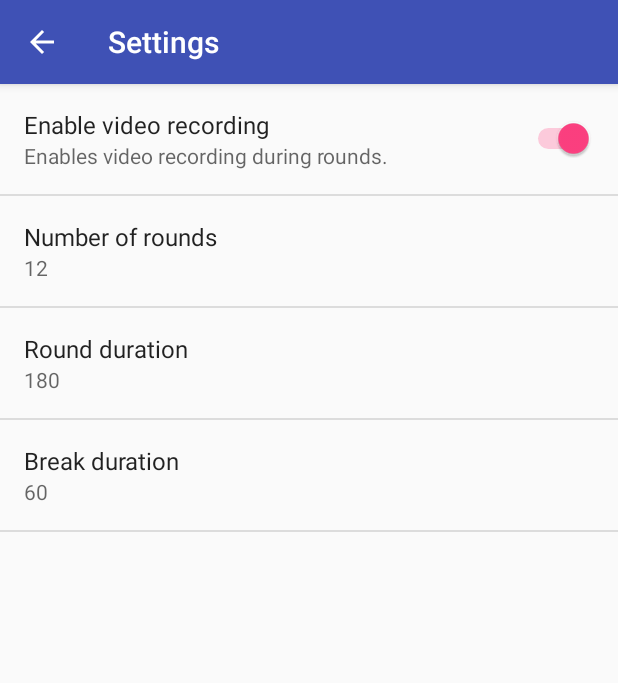
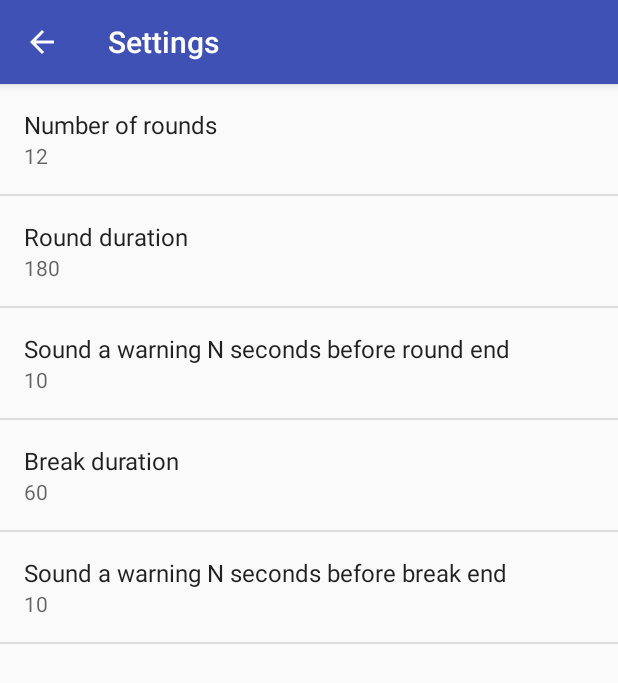
Before and after one commit to kirkbae/BellBoy, an Android app: the screen it shows after launch (SettingsActivity), in the options menu, after a tap on "Settings", on a phone screen of 412 x 824 dp. Shown: the top 683 px of the screen. Run offline under Robolectric (Android 15) with nearby library versions, the light colour scheme and no system bars.

Commit message:
Add configurations for N seconds before round and break ends.

```diff
--- a/Source/app/src/main/java/com/enomasoftware/ringside/BellBoy/IBellBoyState.java
+++ b/Source/app/src/main/java/com/enomasoftware/ringside/BellBoy/IBellBoyState.java
@@ -8,4 +8,5 @@ public interface IBellBoyState {
     void pause();
     boolean canBeResumed();
     void resume();
+    void reset();
 }
--- a/Source/app/src/main/java/com/enomasoftware/ringside/BellBoy/PausedState.java
+++ b/Source/app/src/main/java/com/enomasoftware/ringside/BellBoy/PausedState.java
@@ -31,4 +31,9 @@ public class PausedState implements IBellBoyState {
         mBellBoy.onResume();
         mBellBoy.setState(new RunningState(mBellBoy));
     }
+
+    @Override
+    public void reset() {
+        mBellBoy.onReset();
+    }
 }
--- a/Source/app/src/main/java/com/enomasoftware/ringside/Configuration.java
+++ b/Source/app/src/main/java/com/enomasoftware/ringside/Configuration.java
@@ -7,8 +7,9 @@ public class Configuration
 {
     private int mNumRounds = 12;
     private int mRoundDurationInSeconds = 180;
+    private int mNSecondsBeforeRoundEnd = 10;
     private int mBreakDurationInSeconds = 60;
-    private int mNSecondsBeforeRoundEnd = 10;
+    private int mNSecondsBeforeBreakEnd = 10;
 
     public int getNumRounds(){
         return mNumRounds;
@@ -26,13 +27,19 @@ public class Configuration
         return mBreakDurationInSeconds;
     }
 
+    public int getNSecondsBeforeBreakEnd(){
+        return mNSecondsBeforeBreakEnd;
+    }
+
     public Configuration(int numRounds,
                          int roundDurationInSeconds,
                          int nSecondsBeforeRoundEnd,
-                         int breakDurationInSeconds) {
+                         int breakDurationInSeconds,
+                         int nSecondsBeforeBreakEnd) {
         mNumRounds = numRounds;
         mRoundDurationInSeconds = roundDurationInSeconds;
         mNSecondsBeforeRoundEnd = nSecondsBeforeRoundEnd;
         mBreakDurationInSeconds = breakDurationInSeconds;
+        mNSecondsBeforeBreakEnd = nSecondsBeforeBreakEnd;
     }
 }
--- a/Source/app/src/main/java/com/enomasoftware/ringside/MainActivity.java
+++ b/Source/app/src/main/java/com/enomasoftware/ringside/MainActivity.java
@@ -46,6 +46,8 @@ public class MainActivity extends AppCompatActivity {
         mConfiguration = buildConfiguration();
         mEventHandler = buildEventHandler();
         mBellBoy = buildBellBoy(mConfiguration, mEventHandler);
+
+        init(mConfiguration, mBellBoy);
     }
 
     @Override
@@ -61,6 +63,9 @@ public class MainActivity extends AppCompatActivity {
             case R.id.settings:
                 Intent intent = new Intent(this, SettingsActivity.class);
                 startActivity(intent);
+                return true;
+            case R.id.reset_timer:
+                resetTimer();
                 return true;
             default:
                 return super.onOptionsItemSelected(item);
@@ -78,11 +83,10 @@ public class MainActivity extends AppCompatActivity {
         super.onDestroy();
     }
 
-    public void btnStart_onClick(View view) {
+    public void btnStartPause_onClick(View view) {
         if (mBellBoy.isRunning()) {
             // Is running. Pause button was displayed.
             mBellBoy.pause();
-            setStartPauseButtonState(StartPauseButtonState.START);
         } else {
             // Is paused. Start button was displayed.
             if (mBellBoy.canBeResumed()) {
@@ -92,8 +96,9 @@ public class MainActivity extends AppCompatActivity {
                 // First time running.
                 mBellBoy.start();
             }
-            setStartPauseButtonState(StartPauseButtonState.PAUSE);
         }
+
+        setStartPauseButtonState(mBellBoy.isRunning() ?  StartPauseButtonState.PAUSE : StartPauseButtonState.START);
     }
 
     private void updateRound(String text) {
@@ -112,7 +117,7 @@ public class MainActivity extends AppCompatActivity {
     }
 
     private void setStartPauseButtonState(StartPauseButtonState state) {
-        Button button = (Button) this.findViewById(R.id.btnStart);
+        Button button = (Button) this.findViewById(R.id.btnStartPause);
         if (state == StartPauseButtonState.START) {
             button.setText("Start");
         }
@@ -124,17 +129,37 @@ public class MainActivity extends AppCompatActivity {
         }
     }
 
+    private void resetTimer() {
+        mBellBoy.reset();
+        init(mConfiguration, mBellBoy);
+    }
+
+    private void init(Configuration configuration, BellBoy bellBoy) {
+        updateRound("Round 1 of " + configuration.getNumRounds());
+        updateTime(configuration.getRoundDurationInSeconds());
+
+        setStartPauseButtonState(bellBoy.isRunning() ?  StartPauseButtonState.PAUSE : StartPauseButtonState.START);
+    }
+
     private Configuration buildConfiguration() {
         SharedPreferences sharedPref = PreferenceManager.getDefaultSharedPreferences(this);
 
         String numRoundsStr = sharedPref.getString("num_rounds", "12");
         int numRounds = Integer.parseInt(numRoundsStr);
+
         String roundDurationStr = sharedPref.getString("round_duration", "180");
         int roundDuration = Integer.parseInt(roundDurationStr);
-        String breakDurtaionStr = sharedPref.getString("break_duration", "60");
-        int breakDurtaion = Integer.parseInt(breakDurtaionStr);
 
-        return new Configuration(numRounds, roundDuration, 10, breakDurtaion);
+        String nSecondsBeforeRoundEndStr = sharedPref.getString("round_end_warning", "10");
+        int nSecondsBeforeRoundEnd = Integer.parseInt(nSecondsBeforeRoundEndStr);
+
+        String breakDurationStr = sharedPref.getString("break_duration", "60");
+        int breakDuration = Integer.parseInt(breakDurationStr);
+
+        String nSecondsBeforeBreakEndStr = sharedPref.getString("break_end_warning", "10");
+        int nSecondsBeforeBreakEnd = Integer.parseInt(nSecondsBeforeBreakEndStr);
+
+        return new Configuration(numRounds, roundDuration, nSecondsBeforeRoundEnd, breakDuration, nSecondsBeforeBreakEnd);
     }
 
     private IEvents buildEventHandler() {
--- a/Source/app/src/main/java/com/enomasoftware/ringside/SettingsActivity.java
+++ b/Source/app/src/main/java/com/enomasoftware/ringside/SettingsActivity.java
@@ -4,6 +4,7 @@ package com.enomasoftware.ringside;
 import android.annotation.TargetApi;
 import android.content.Context;
 import android.content.Intent;
+import android.content.SharedPreferences;
 import android.content.res.Configuration;
 import android.os.Build;
 import android.os.Bundle;
@@ -13,6 +14,7 @@ import android.preference.PreferenceActivity;
 import android.preference.PreferenceFragment;
 import android.preference.PreferenceManager;
 import android.support.v7.app.ActionBar;
+import android.support.v7.app.AlertDialog;
 import android.view.MenuItem;
 
 /**
@@ -35,6 +37,54 @@ public class SettingsActivity extends AppCompatPreferenceActivity {
         @Override
         public boolean onPreferenceChange(Preference preference, Object value) {
             String stringValue = value.toString();
+
+            //SharedPreferences sharedPref = PreferenceManager.getDefaultSharedPreferences(preference.getContext());
+            SharedPreferences sharedPref = preference.getSharedPreferences();
+            String numRoundsStr = sharedPref.getString("num_rounds", "12");
+            int numRounds = Integer.parseInt(numRoundsStr);
+            String roundDurationStr = sharedPref.getString("round_duration", "180");
+            int roundDuration = Integer.parseInt(roundDurationStr);
+            String breakDurationStr = sharedPref.getString("break_duration", "60");
+            int breakDuration = Integer.parseInt(breakDurationStr);
+
+            String validationMessage = "";
+            switch (preference.getKey()) {
+                case "num_rounds":
+                    if (Integer.parseInt(stringValue) < 1) {
+                        validationMessage = "Number of rounds must be at least 1.";
+                    }
+                    break;
+
+                case "round_duration":
+                    if (Integer.parseInt(stringValue) < 10) {
+                        validationMessage = "Round duration must be at least 10 seconds.";
+                    }
+                    break;
+                case "round_end_warning":
+                    if (Integer.parseInt(stringValue) >= roundDuration) {
+                        validationMessage = "This value must be less than the round duration.";
+                    }
+                    break;
+                case "break_duration":
+                        if (Integer.parseInt(stringValue) < 10) {
+                        validationMessage = "Break duration must be at least 10 seconds.";
+                    }
+                    break;
+                case "break_end_warning":
+                    if (Integer.parseInt(stringValue) >= breakDuration) {
+                        validationMessage = "This value must be less than the break duration.";
+                    }
+                    break;
+            }
+
+            if (validationMessage.isEmpty() == false) {
+                final AlertDialog.Builder builder = new AlertDialog.Builder(preference.getContext());
+                builder.setTitle("Invalid Input");
+                builder.setMessage(validationMessage);
+                builder.setPositiveButton(android.R.string.ok, null);
+                builder.show();
+                return false;
+            }
 
             if (preference instanceof ListPreference) {
                 // For list preferences, look up the correct display value in
@@ -115,23 +165,10 @@ public class SettingsActivity extends AppCompatPreferenceActivity {
         // Set the listener to watch for value changes.
         preference.setOnPreferenceChangeListener(sBindPreferenceSummaryToValueListener);
 
-        if (preference.getKey() == "num_rounds") {
-            sBindPreferenceSummaryToValueListener.onPreferenceChange(preference,
-                    PreferenceManager
-                            .getDefaultSharedPreferences(preference.getContext())
-                            .getInt(preference.getKey(), 0));
-        }
-
-        else {
-            // Trigger tqhe listener immediately with the preference's
-            // current value.
-            sBindPreferenceSummaryToValueListener.onPreferenceChange(preference,
-                    PreferenceManager
-                            .getDefaultSharedPreferences(preference.getContext())
-                            .getString(preference.getKey(), ""));
-
-
-        }
+        sBindPreferenceSummaryToValueListener.onPreferenceChange(preference,
+                PreferenceManager
+                        .getDefaultSharedPreferences(preference.getContext())
+                        .getString(preference.getKey(), ""));
     }
 
     @Override
@@ -197,7 +234,9 @@ public class SettingsActivity extends AppCompatPreferenceActivity {
             // guidelines.
             bindPreferenceSummaryToValue(findPreference("num_rounds"));
             bindPreferenceSummaryToValue(findPreference("round_duration"));
+            bindPreferenceSummaryToValue(findPreference("round_end_warning"));
             bindPreferenceSummaryToValue(findPreference("break_duration"));
+            bindPreferenceSummaryToValue(findPreference("break_end_warning"));
         }
 
         @Override
--- a/Source/app/src/main/res/menu/main_menu.xml
+++ b/Source/app/src/main/res/menu/main_menu.xml
@@ -1,5 +1,8 @@
 <?xml version="1.0" encoding="utf-8"?>
 <menu xmlns:android="http://schemas.android.com/apk/res/android">
+    <item android:id="@+id/reset_timer"
+        android:title="@string/menu_reset" />
+
     <item android:id="@+id/settings"
         android:title="@string/menu_settings" />
 </menu>
--- a/Source/app/src/main/res/values/strings.xml
+++ b/Source/app/src/main/res/values/strings.xml
@@ -2,6 +2,7 @@
     <string name="app_name">Ringside Bell</string>
     <string name="title_activity_settings">Settings</string>
 
+    <string name="menu_reset">Reset timer</string>
     <string name="menu_settings">Settings</string>
 
     <!-- Strings related to Settings -->
@@ -17,6 +18,12 @@
     <string name="pref_description_round_duration">Round duration</string>
     <string name="pref_default_round_duration">180</string>
 
+    <string name="pref_description_round_end_warning">Sound a warning N seconds before round end</string>
+    <string name="pref_default_round_end_warning">10</string>
+
     <string name="pref_description_break_duration">Break duration</string>
     <string name="pref_default_break_duration">60</string>
+
+    <string name="pref_description_break_end_warning">Sound a warning N seconds before break end</string>
+    <string name="pref_default_break_end_warning">10</string>
 </resources>
--- a/Source/app/src/main/res/xml/pref_general.xml
+++ b/Source/app/src/main/res/xml/pref_general.xml
@@ -1,11 +1,4 @@
 <PreferenceScreen xmlns:android="http://schemas.android.com/apk/res/android">
-
-    <SwitchPreference
-        android:defaultValue="true"
-        android:key="example_switch"
-        android:summary="@string/pref_description_recording"
-        android:title="@string/pref_title_recording" />
-
     <EditTextPreference
         android:defaultValue="@string/pref_default_num_rounds"
         android:inputType="number"
@@ -25,6 +18,15 @@
         android:title="@string/pref_description_round_duration" />
 
     <EditTextPreference
+        android:defaultValue="@string/pref_default_round_end_warning"
+        android:inputType="number"
+        android:key="round_end_warning"
+        android:maxLines="1"
+        android:selectAllOnFocus="true"
+        android:singleLine="true"
+        android:title="@string/pref_description_round_end_warning" />
+
+    <EditTextPreference
         android:defaultValue="@string/pref_default_break_duration"
         android:inputType="number"
         android:key="break_duration"
@@ -33,6 +35,14 @@
         android:singleLine="true"
         android:title="@string/pref_description_break_duration" />
 
+    <EditTextPreference
+        android:defaultValue="@string/pref_default_break_end_warning"
+        android:inputType="number"
+        android:key="break_end_warning"
+        android:maxLines="1"
+        android:selectAllOnFocus="true"
+        android:singleLine="true"
+        android:title="@string/pref_description_break_end_warning" />
 
     <!-- NOTE: EditTextPreference accepts EditText attributes.
     <ListPreference
```
Also changed, not shown: Source/app/src/main/java/com/enomasoftware/ringside/BellBoy/BellBoy.java (+16 -0 lines), Source/app/src/main/java/com/enomasoftware/ringside/BellBoy/RunningState.java (+7 -0 lines), Source/app/src/main/res/layout/activity_main.xml (+9 -8 lines).
